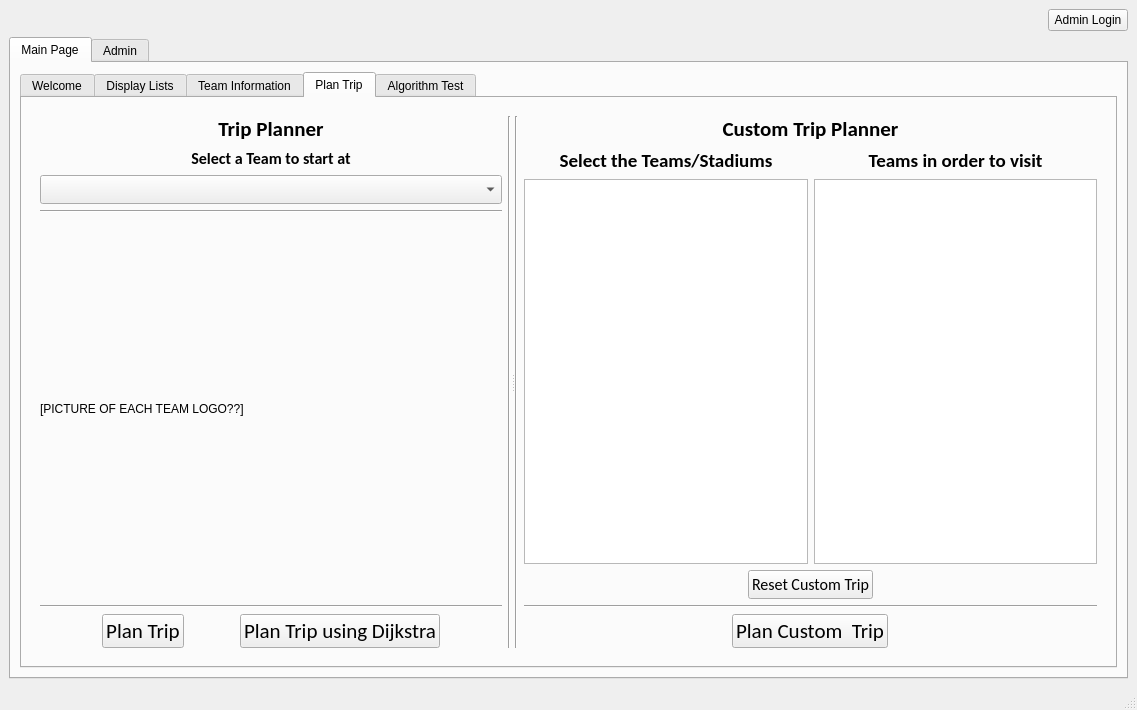
Before: the Qt Designer form mainwindow.ui in ivanma9/CSMajors-CS1D-project2, drawn with Qt 5.
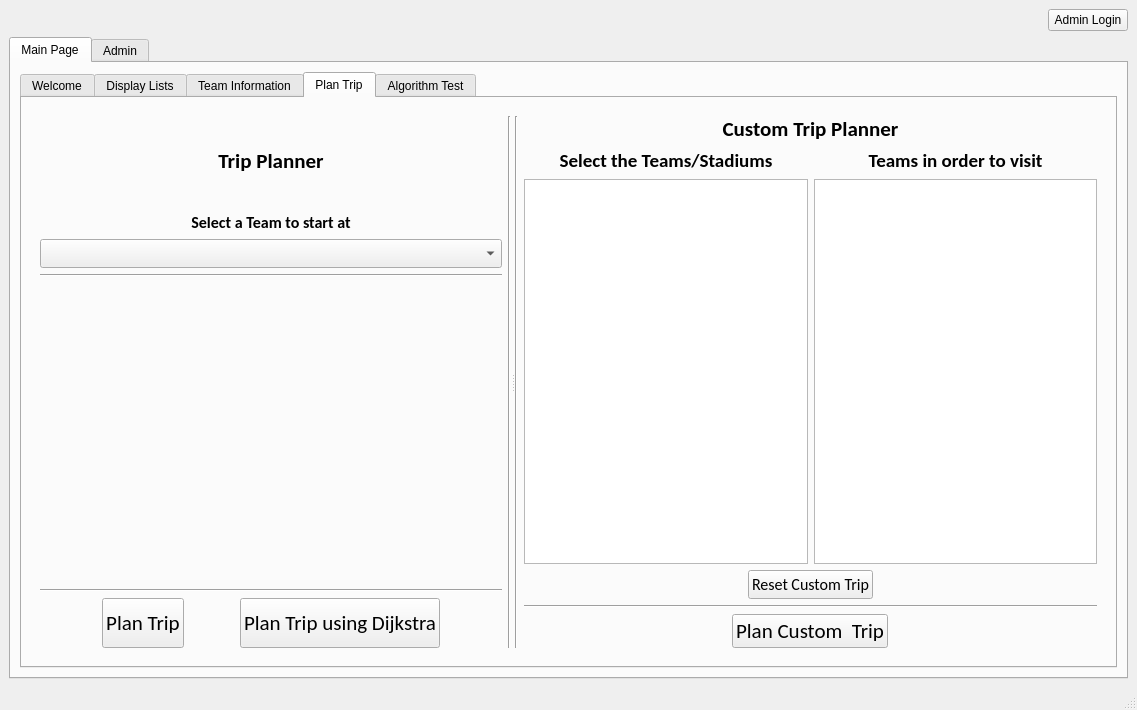
After: the same form once the commit is applied. The open tabs and pages were chosen to show the change. Icons and pictures are not drawn.

```diff
--- a/mainwindow.ui
+++ b/mainwindow.ui
@@ -352,7 +352,7 @@
                     <property name="orientation">
                      <enum>Qt::Horizontal</enum>
                     </property>
-                    <widget class="QWidget" name="">
+                    <widget class="QWidget" name="layoutWidget">
                      <layout class="QHBoxLayout" name="horizontalLayout_18">
                       <item>
                        <layout class="QVBoxLayout" name="verticalLayout_5">
@@ -455,12 +455,15 @@
                           </property>
                           <property name="maximumSize">
                            <size>
-                            <width>400</width>
-                            <height>500</height>
+                            <width>600</width>
+                            <height>300</height>
                            </size>
                           </property>
                           <property name="text">
-                           <string>[PICTURE OF EACH TEAM LOGO??]</string>
+                           <string/>
+                          </property>
+                          <property name="scaledContents">
+                           <bool>true</bool>
                           </property>
                           <property name="wordWrap">
                            <bool>true</bool>
@@ -584,7 +587,7 @@
                       </item>
                      </layout>
                     </widget>
-                    <widget class="QWidget" name="">
+                    <widget class="QWidget" name="layoutWidget">
                      <layout class="QHBoxLayout" name="horizontalLayout_16">
                       <item>
                        <widget class="Line" name="line_4">
```
Left out of the diff: 8 changed lines with no effect on the pictures.
